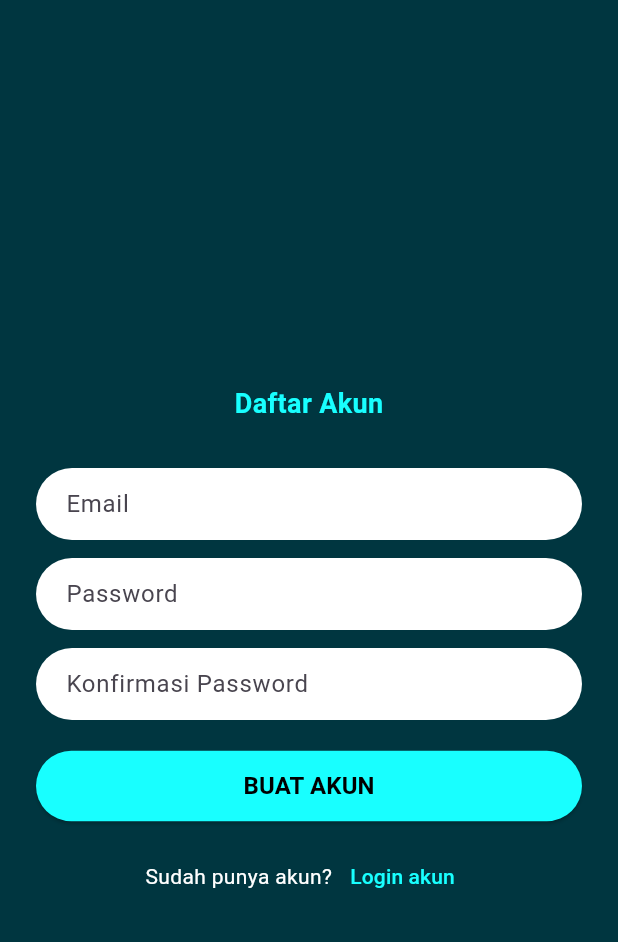
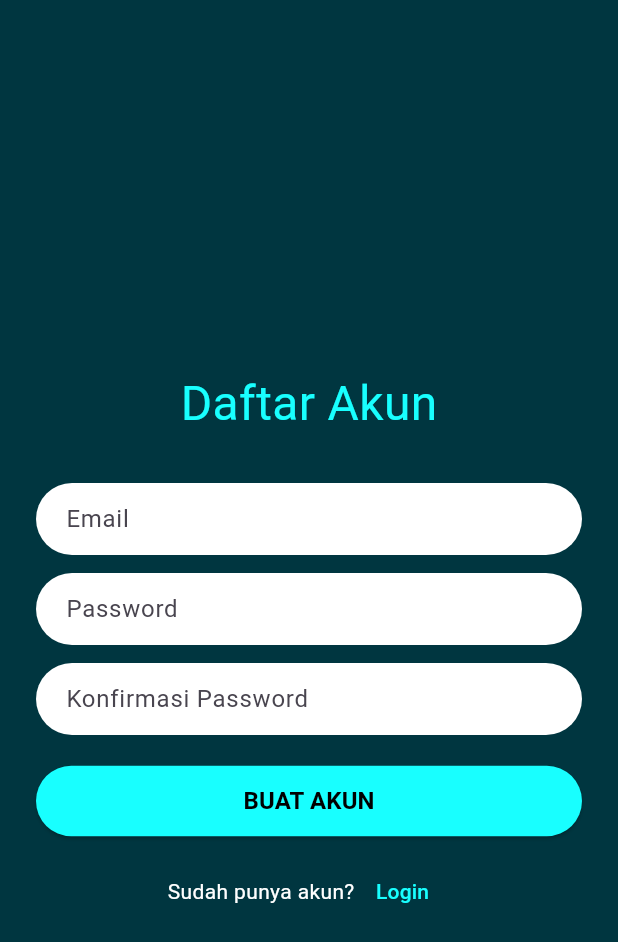
Before and after one commit to boboiboyapi01/flutter-project-01, a Flutter app: the screen it shows after launch, after a tap on "Daftar", on a phone screen of 412 x 824 dp. Shown: the top 942 px of the screen. Run offline on Flutter 3.47's test engine with Material 3 defaults, Android fonts, the phone set to English and light mode, and no system bars.

Commit message:
creating pages

```diff
--- a/edupresence/lib/login/login_page.dart
+++ b/edupresence/lib/login/login_page.dart
@@ -24,11 +24,7 @@ class LoginPage extends StatelessWidget {
                 const Text(
                   'Selamat datang di\nEduPresence',
                   textAlign: TextAlign.center,
-                  style: TextStyle(
-                    color: Color.fromRGBO(21, 218, 218, 1),
-                    fontSize: 18,
-                    fontWeight: FontWeight.bold,
-                  ),
+                  style: TextStyle(color: Colors.cyanAccent, fontSize: 32),
                 ),
                 const SizedBox(height: 30),
 
@@ -40,7 +36,7 @@ class LoginPage extends StatelessWidget {
                     fillColor: Colors.white,
                     contentPadding: const EdgeInsets.symmetric(
                       vertical: 8,
-                      horizontal: 16,
+                      horizontal: 32,
                     ),
                     border: OutlineInputBorder(
                       borderRadius: BorderRadius.circular(30),
@@ -59,7 +55,7 @@ class LoginPage extends StatelessWidget {
                     fillColor: Colors.white,
                     contentPadding: const EdgeInsets.symmetric(
                       vertical: 8,
-                      horizontal: 16,
+                      horizontal: 32,
                     ),
                     border: OutlineInputBorder(
                       borderRadius: BorderRadius.circular(30),
@@ -72,6 +68,7 @@ class LoginPage extends StatelessWidget {
                 // Login button
                 SizedBox(
                   width: double.infinity,
+                  height: 48,
                   child: ElevatedButton(
                     style: ElevatedButton.styleFrom(
                       backgroundColor: Colors.cyanAccent,
@@ -93,7 +90,7 @@ class LoginPage extends StatelessWidget {
                     ),
                   ),
                 ),
-                const SizedBox(height: 12),
+                const SizedBox(height: 10),
 
                 // Daftar akun link
                 Row(
@@ -101,7 +98,7 @@ class LoginPage extends StatelessWidget {
                   children: [
                     const Text(
                       "Belum punya akun?",
-                      style: TextStyle(color: Color.fromRGBO(255, 255, 255, 1)),
+                      style: TextStyle(color: Colors.white),
                     ),
                     TextButton(
                       onPressed: () {
@@ -114,9 +111,7 @@ class LoginPage extends StatelessWidget {
                       },
                       child: const Text(
                         "Daftar",
-                        style: TextStyle(
-                          color: Color.fromRGBO(21, 218, 218, 1),
-                        ),
+                        style: TextStyle(color: Colors.cyanAccent),
                       ),
                     ),
                   ],
--- a/edupresence/lib/login/register_page.dart
+++ b/edupresence/lib/login/register_page.dart
@@ -16,7 +16,9 @@ class _RegisterPageState extends State<RegisterPage> {
   @override
   Widget build(BuildContext context) {
     return Scaffold(
-      backgroundColor: const Color(0xFF003640), // warna background sesuai desain
+      backgroundColor: const Color(
+        0xFF003640,
+      ), // warna background sesuai desain
       body: SafeArea(
         child: Center(
           child: SingleChildScrollView(
@@ -27,11 +29,7 @@ class _RegisterPageState extends State<RegisterPage> {
                 const SizedBox(height: 40),
                 const Text(
                   "Daftar Akun",
-                  style: TextStyle(
-                    fontSize: 18,
-                    fontWeight: FontWeight.bold,
-                    color: Colors.cyanAccent,
-                  ),
+                  style: TextStyle(fontSize: 32, color: Colors.cyanAccent),
                 ),
                 const SizedBox(height: 30),
 
@@ -43,7 +41,9 @@ class _RegisterPageState extends State<RegisterPage> {
                     filled: true,
                     fillColor: Colors.white,
                     contentPadding: const EdgeInsets.symmetric(
-                        vertical: 8, horizontal: 16),
+                      vertical: 8,
+                      horizontal: 16,
+                    ),
                     border: OutlineInputBorder(
                       borderRadius: BorderRadius.circular(30),
                       borderSide: BorderSide.none,
@@ -61,7 +61,9 @@ class _RegisterPageState extends State<RegisterPage> {
                     filled: true,
                     fillColor: Colors.white,
                     contentPadding: const EdgeInsets.symmetric(
-                        vertical: 8, horizontal: 16),
+                      vertical: 8,
+                      horizontal: 16,
+                    ),
                     border: OutlineInputBorder(
                       borderRadius: BorderRadius.circular(30),
                       borderSide: BorderSide.none,
@@ -79,7 +81,9 @@ class _RegisterPageState extends State<RegisterPage> {
                     filled: true,
                     fillColor: Colors.white,
                     contentPadding: const EdgeInsets.symmetric(
-                        vertical: 8, horizontal: 16),
+                      vertical: 8,
+                      horizontal: 16,
+                    ),
                     border: OutlineInputBorder(
                       borderRadius: BorderRadius.circular(30),
                       borderSide: BorderSide.none,
@@ -105,8 +109,10 @@ class _RegisterPageState extends State<RegisterPage> {
                     },
                     child: const Text(
                       "BUAT AKUN",
-                      style:
-                          TextStyle(fontWeight: FontWeight.bold, fontSize: 16),
+                      style: TextStyle(
+                        fontWeight: FontWeight.bold,
+                        fontSize: 16,
+                      ),
                     ),
                   ),
                 ),
@@ -125,7 +131,7 @@ class _RegisterPageState extends State<RegisterPage> {
                         Navigator.pop(context);
                       },
                       child: const Text(
-                        "Login akun",
+                        "Login",
                         style: TextStyle(color: Colors.cyanAccent),
                       ),
                     ),
```
Also changed, not shown: edupresence/pubspec.yaml (+12 -0 lines), edupresence/lib/extras/class_detail.dart (added), edupresence/lib/extras/profile.dart (added), edupresence/lib/face-recognition/face_embedding_page.dart (added), edupresence/lib/face-recognition/face_recognition_page.dart (added), edupresence/lib/student/join_class.dart (added), edupresence/lib/student/student_dashboard.dart (added), edupresence/lib/teacher/create_class.dart (added), edupresence/lib/teacher/teacher_dashboard.dart (added).
